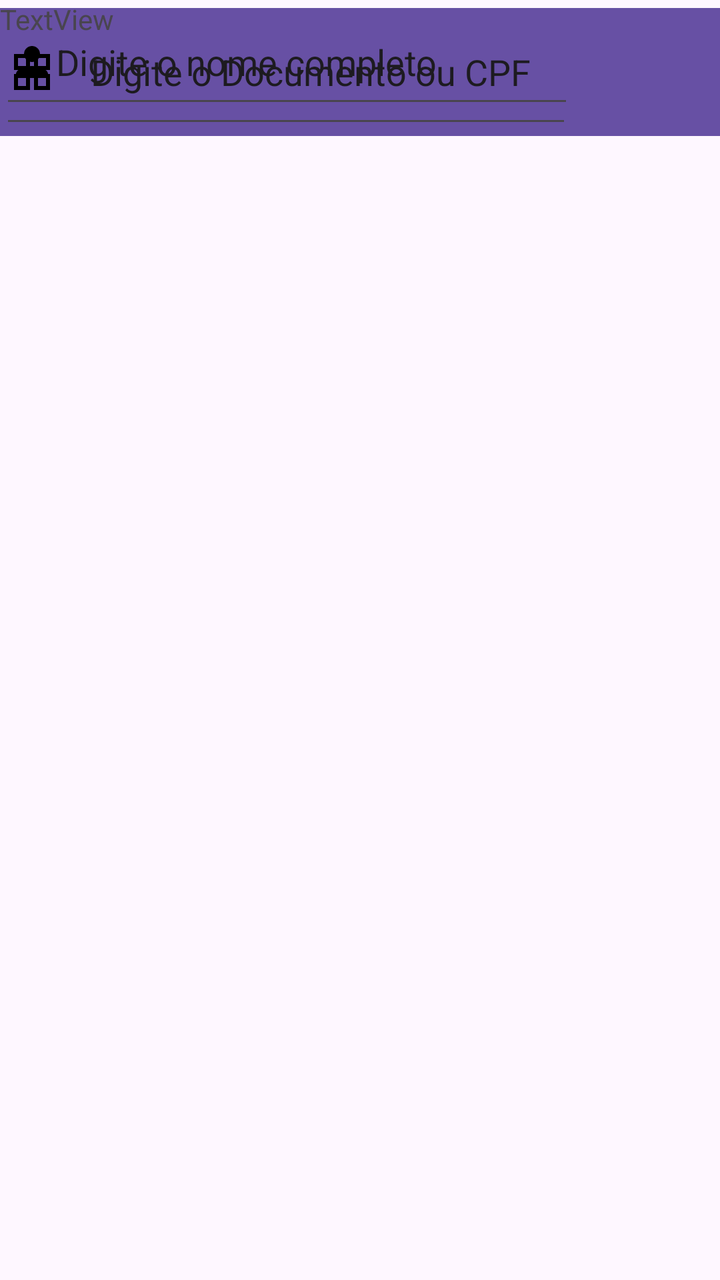
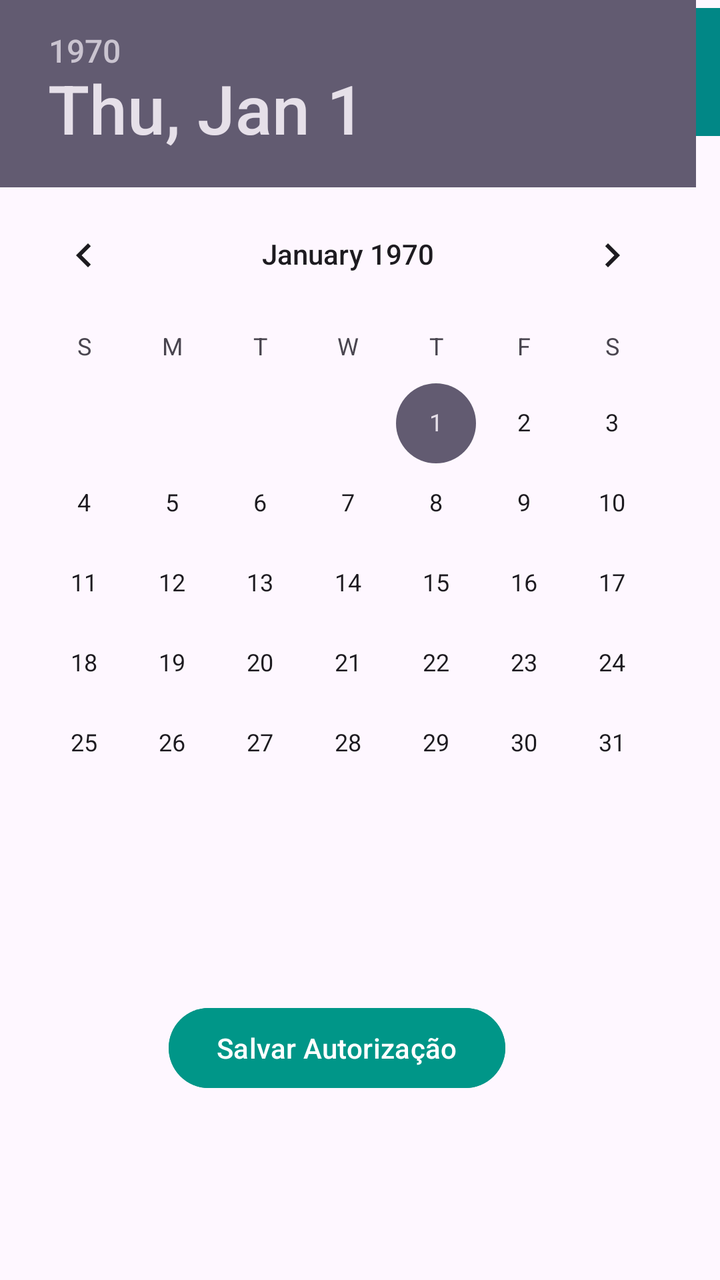

Two renders of the same Android screen: before a commit and after it. Below are the layout's source before the change and the commit's diff.
<!-- AndroidManifest.xml: application theme Theme.AppCondominio -->
<!-- res/layout/activity_autorizacao.xml -->
<?xml version="1.0" encoding="utf-8"?>
<androidx.constraintlayout.widget.ConstraintLayout xmlns:android="http://schemas.android.com/apk/res/android"
    xmlns:app="http://schemas.android.com/apk/res-auto"
    xmlns:tools="http://schemas.android.com/tools"
    android:id="@+id/main"
    android:layout_width="match_parent"
    android:layout_height="match_parent"
    tools:context=".AutorizacaoActivity">

    <androidx.appcompat.widget.Toolbar
        android:id="@+id/toolbar2"
        android:layout_width="409dp"
        android:layout_height="wrap_content"
        android:layout_marginTop="4dp"
        android:background="?attr/colorPrimary"
        android:minHeight="?attr/actionBarSize"
        android:theme="?attr/actionBarTheme"
        app:layout_constraintBottom_toBottomOf="parent"
        app:layout_constraintEnd_toEndOf="parent"
        app:layout_constraintHorizontal_bias="0.0"
        app:layout_constraintStart_toStartOf="parent"
        app:layout_constraintTop_toTopOf="parent"
        app:layout_constraintVertical_bias="0.0" />

    <EditText
        android:id="@+id/editTextcad"
        android:layout_width="287dp"
        android:layout_height="59dp"
        android:drawableStart="@drawable/baseline_person_24"
        android:ems="10"
        android:inputType="text"
        android:text="Digite o nome completo"
        tools:layout_editor_absoluteX="65dp"
        tools:layout_editor_absoluteY="107dp" />

    <EditText
        android:id="@+id/editTextcpfcad"
        android:layout_width="286dp"
        android:layout_height="69dp"
        android:drawableStart="@drawable/baseline_grid_view_24"
        android:ems="10"
        android:inputType="number"
        android:text="Digite o Documento ou CPF"
        android:textAlignment="center"
        tools:layout_editor_absoluteX="63dp"
        tools:layout_editor_absoluteY="186dp" />

    <TextView
        android:id="@+id/textView2"
        android:layout_width="wrap_content"
        android:layout_height="wrap_content"
        android:text="TextView"
        tools:layout_editor_absoluteX="150dp"
        tools:layout_editor_absoluteY="284dp" />
</androidx.constraintlayout.widget.ConstraintLayout>
<!-- resources referenced by this layout -->
<resources>
  <!-- drawable baseline_grid_view_24 (drawable) -->
  <vector xmlns:android="http://schemas.android.com/apk/res/android" android:height="24dp" android:tint="#000000" android:viewportHeight="24" android:viewportWidth="24" android:width="24dp">
        
      <path android:fillColor="@android:color/white" android:fillType="evenOdd" android:pathData="M3,3v8h8L11,3L3,3zM9,9L5,9L5,5h4v4zM3,13v8h8v-8L3,13zM9,19L5,19v-4h4v4zM13,3v8h8L21,3h-8zM19,9h-4L15,5h4v4zM13,13v8h8v-8h-8zM19,19h-4v-4h4v4z"/>
      
  </vector>
  <!-- drawable baseline_person_24 (drawable) -->
  <vector xmlns:android="http://schemas.android.com/apk/res/android" android:height="24dp" android:tint="#000000" android:viewportHeight="24" android:viewportWidth="24" android:width="24dp">
        
      <path android:fillColor="@android:color/white" android:pathData="M12,12c2.21,0 4,-1.79 4,-4s-1.79,-4 -4,-4 -4,1.79 -4,4 1.79,4 4,4zM12,14c-2.67,0 -8,1.34 -8,4v2h16v-2c0,-2.66 -5.33,-4 -8,-4z"/>
      
  </vector>
  <style name="Theme.AppCondominio" parent="Base.Theme.AppCondominio" />
  <style name="Base.Theme.AppCondominio" parent="Theme.Material3.DayNight.NoActionBar">
          
          
      </style>
</resources>

<!-- the commit's change to res/layout/activity_autorizacao.xml (unified diff, before → after) -->
@@ -12,7 +12,7 @@
         android:layout_width="409dp"
         android:layout_height="wrap_content"
         android:layout_marginTop="4dp"
-        android:background="?attr/colorPrimary"
+        android:background="@color/design_default_color_secondary_variant"
         android:minHeight="?attr/actionBarSize"
         android:theme="?attr/actionBarTheme"
         app:layout_constraintBottom_toBottomOf="parent"
@@ -26,30 +26,94 @@
         android:id="@+id/editTextcad"
         android:layout_width="287dp"
         android:layout_height="59dp"
+        android:layout_marginBottom="20dp"
         android:drawableStart="@drawable/baseline_person_24"
         android:ems="10"
         android:inputType="text"
         android:text="Digite o nome completo"
-        tools:layout_editor_absoluteX="65dp"
-        tools:layout_editor_absoluteY="107dp" />
+        app:layout_constraintBottom_toTopOf="@+id/textViewdccpf"
+        app:layout_constraintEnd_toEndOf="parent"
+        app:layout_constraintHorizontal_bias="0.467"
+        app:layout_constraintStart_toStartOf="parent" />
 
     <EditText
         android:id="@+id/editTextcpfcad"
         android:layout_width="286dp"
         android:layout_height="69dp"
+        android:layout_marginBottom="20dp"
         android:drawableStart="@drawable/baseline_grid_view_24"
         android:ems="10"
         android:inputType="number"
         android:text="Digite o Documento ou CPF"
         android:textAlignment="center"
-        tools:layout_editor_absoluteX="63dp"
-        tools:layout_editor_absoluteY="186dp" />
+        app:layout_constraintBottom_toTopOf="@+id/textViewaptbloco"
+        app:layout_constraintEnd_toEndOf="parent"
+        app:layout_constraintHorizontal_bias="0.384"
+        app:layout_constraintStart_toStartOf="parent" />
+
+    <EditText
+        android:id="@+id/editTextText"
+        android:layout_width="wrap_content"
+        android:layout_height="wrap_content"
+        android:layout_marginBottom="24dp"
+        android:ems="10"
+        android:inputType="text"
+        android:text="Digite o apto ou bloco"
+        app:layout_constraintBottom_toTopOf="@+id/editTextDate"
+        app:layout_constraintEnd_toEndOf="parent"
+        app:layout_constraintHorizontal_bias="0.383"
+        app:layout_constraintStart_toStartOf="parent" />
+
+  <DatePicker
+      android:layout_width="match_parent"
+      android:layout_height="wrap_content"
+      tools:ignore="MissingConstraints" />
 
     <TextView
-        android:id="@+id/textView2"
+        android:id="@+id/textViewnomec"
         android:layout_width="wrap_content"
         android:layout_height="wrap_content"
-        android:text="TextView"
-        tools:layout_editor_absoluteX="150dp"
-        tools:layout_editor_absoluteY="284dp" />
+        android:text="Nome completo"
+        android:textAlignment="textEnd"
+        android:textStyle="bold"
+        app:layout_constraintBottom_toTopOf="@+id/editTextcad"
+        app:layout_constraintEnd_toEndOf="parent"
+        app:layout_constraintStart_toStartOf="parent" />
+
+    <TextView
+        android:id="@+id/textViewdccpf"
+        android:layout_width="wrap_content"
+        android:layout_height="wrap_content"
+        android:layout_marginBottom="12dp"
+        android:text="Documento/CPF"
+        app:layout_constraintBottom_toTopOf="@+id/editTextcpfcad"
+        app:layout_constraintEnd_toEndOf="parent"
+        app:layout_constraintHorizontal_bias="0.47"
+        app:layout_constraintStart_toStartOf="parent" />
+
+    <TextView
+        android:id="@+id/textViewaptbloco"
+        android:layout_width="wrap_content"
+        android:layout_height="wrap_content"
+        android:layout_marginBottom="8dp"
+        android:text="Apartamento/Bloco"
+        app:layout_constraintBottom_toTopOf="@+id/editTextText"
+        app:layout_constraintEnd_toEndOf="parent"
+        app:layout_constraintHorizontal_bias="0.434"
+        app:layout_constraintStart_toStartOf="parent" />
+
+    <Button
+        android:id="@+id/btnautorizo"
+        android:layout_width="wrap_content"
+        android:layout_height="wrap_content"
+        android:layout_marginBottom="92dp"
+        android:backgroundTint="#009688"
+        android:text="Salvar Autorização"
+        app:layout_constraintBottom_toBottomOf="parent"
+        app:layout_constraintEnd_toEndOf="parent"
+        app:layout_constraintHorizontal_bias="0.44"
+        app:layout_constraintStart_toStartOf="parent"
+        app:layout_constraintTop_toBottomOf="@+id/editTextDate"
+        app:layout_constraintVertical_bias="1.0" />
+
 </androidx.constraintlayout.widget.ConstraintLayout>
